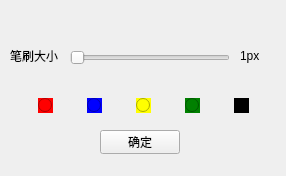
Above: Graphics_QT/newwindow.ui from 54dbd/ComputerGraphics2022 before the change. Below: the same form after it.
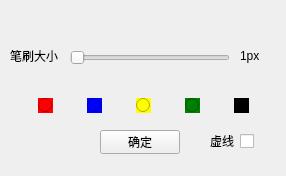
That is the form after the change.

Diff of the .ui file:
```diff
--- a/Graphics_QT/newwindow.ui
+++ b/Graphics_QT/newwindow.ui
@@ -176,6 +176,32 @@
     </item>
    </layout>
   </widget>
+  <widget class="QCheckBox" name="dashLine">
+   <property name="geometry">
+    <rect>
+     <x>240</x>
+     <y>130</y>
+     <width>16</width>
+     <height>22</height>
+    </rect>
+   </property>
+   <property name="text">
+    <string/>
+   </property>
+  </widget>
+  <widget class="QLabel" name="label_2">
+   <property name="geometry">
+    <rect>
+     <x>210</x>
+     <y>130</y>
+     <width>31</width>
+     <height>21</height>
+    </rect>
+   </property>
+   <property name="text">
+    <string>虚线</string>
+   </property>
+  </widget>
  </widget>
  <resources/>
  <connections/>
```
